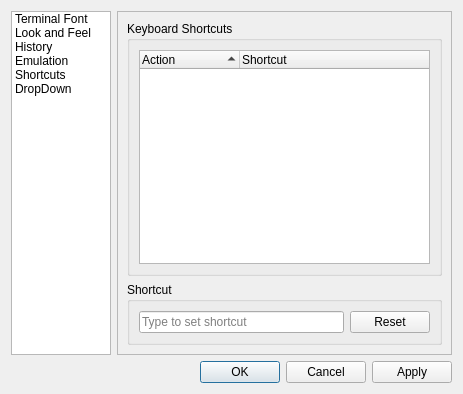
trollixx/quickterminal, file src/forms/preferencesdialog.ui: the form before one commit.
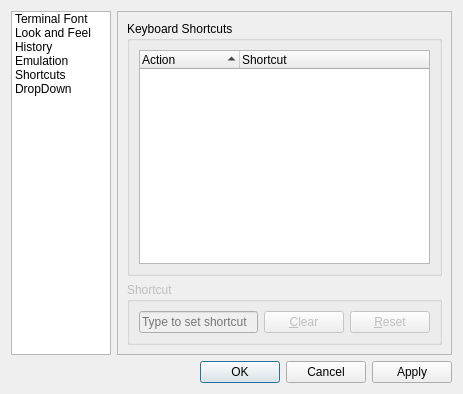
The form after the commit. The open tabs and pages were chosen to show the change.

Commit message:
Sophisticated shortcut editor
Based on Qt Creator's shortcut editor.

```diff
--- a/src/forms/preferencesdialog.ui
+++ b/src/forms/preferencesdialog.ui
@@ -440,7 +440,10 @@
         </widget>
        </item>
        <item>
-        <widget class="QGroupBox" name="groupBox_6">
+        <widget class="QGroupBox" name="shortcutEditGroupBox">
+         <property name="enabled">
+          <bool>false</bool>
+         </property>
          <property name="sizePolicy">
           <sizepolicy hsizetype="Preferred" vsizetype="Minimum">
            <horstretch>0</horstretch>
@@ -461,7 +464,14 @@
           <item>
            <widget class="QPushButton" name="resetButton">
             <property name="text">
-             <string>Reset</string>
+             <string>&amp;Clear</string>
+            </property>
+           </widget>
+          </item>
+          <item>
+           <widget class="QPushButton" name="resetShortcutButton">
+            <property name="text">
+             <string>&amp;Reset</string>
             </property>
            </widget>
           </item>
```
Left out of the diff: 5 changed lines with no effect on the pictures. The commit also changes 2 other files.
